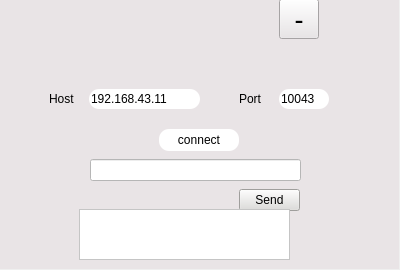
Before: the Qt Designer form client/ui/loginwindow.ui in pechpo/What-s-up, drawn with Qt 5.
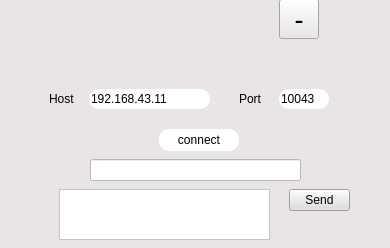
After: the same form once the commit is applied. Icons and pictures are not drawn.

Patch:
```diff
--- a/client/ui/loginwindow.ui
+++ b/client/ui/loginwindow.ui
@@ -6,8 +6,8 @@
    <rect>
     <x>0</x>
     <y>0</y>
-    <width>400</width>
-    <height>270</height>
+    <width>390</width>
+    <height>248</height>
    </rect>
   </property>
   <property name="windowTitle">
@@ -24,8 +24,8 @@
     <rect>
      <x>-1</x>
      <y>-1</y>
-     <width>400</width>
-     <height>270</height>
+     <width>391</width>
+     <height>251</height>
     </rect>
    </property>
    <property name="styleSheet">
@@ -65,7 +65,7 @@
    <widget class="QPushButton" name="sendButton">
     <property name="geometry">
      <rect>
-      <x>240</x>
+      <x>290</x>
       <y>190</y>
       <width>61</width>
       <height>22</height>
@@ -107,8 +107,8 @@
    <widget class="QTextEdit" name="receivedText">
     <property name="geometry">
      <rect>
-      <x>80</x>
-      <y>210</y>
+      <x>60</x>
+      <y>190</y>
       <width>211</width>
       <height>51</height>
      </rect>
@@ -139,7 +139,7 @@
      <rect>
       <x>90</x>
       <y>90</y>
-      <width>111</width>
+      <width>121</width>
       <height>20</height>
      </rect>
     </property>
```
Left out of the diff: 2 changed lines with no effect on the pictures.
